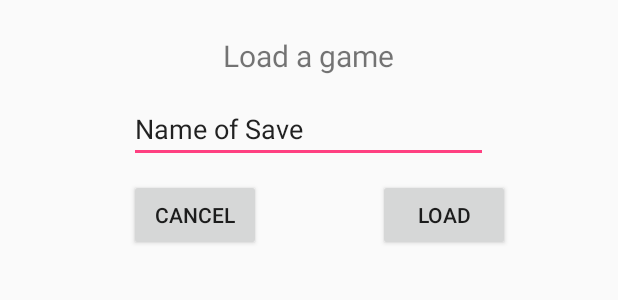
After one commit to Scerelyn/AndroidMinesweeper, an Android app: the layout load_game_layout.xml on its own in the app's theme, with its tools: preview values and no code run, on a phone screen of 412 x 824 dp. The commit adds this screen. Shown: the top 300 px of the screen. Run offline under Robolectric (Android 15) with nearby library versions, the phone set to English and light mode, and no system bars.

Commit message:
Add load game layout

```diff
--- /dev/null
+++ b/app/src/main/res/layout/load_game_layout.xml
@@ -0,0 +1,66 @@
+<?xml version="1.0" encoding="utf-8"?>
+<RelativeLayout xmlns:android="http://schemas.android.com/apk/res/android"
+    xmlns:tools="http://schemas.android.com/tools"
+    android:layout_width="match_parent"
+    android:layout_height="match_parent"
+    >
+
+    <Space
+        android:id="@+id/LoadGameSpacerLeft"
+        android:layout_width="72dp"
+        android:layout_height="match_parent"
+        android:layout_alignParentStart="true"
+        android:layout_alignParentTop="true" />
+
+    <Space
+        android:id="@+id/LoadGameSpacerRight"
+        android:layout_width="72dp"
+        android:layout_height="match_parent"
+        android:layout_alignParentEnd="true"
+        android:layout_alignParentTop="true" />
+
+    <Space
+        android:id="@+id/LoadGameSpacerMiddle"
+        android:layout_width="240dp"
+        android:layout_height="399dp"
+        android:layout_alignParentBottom="true"
+        android:layout_centerHorizontal="true" />
+
+    <EditText
+        android:id="@+id/LoadGameSaveName"
+        android:layout_width="239dp"
+        android:layout_height="wrap_content"
+        android:layout_alignParentTop="true"
+        android:layout_centerHorizontal="true"
+        android:layout_marginTop="63dp"
+        android:ems="10"
+        android:inputType="textPersonName"
+        android:text="Name of Save" />
+
+    <TextView
+        android:id="@+id/textView"
+        android:layout_width="wrap_content"
+        android:layout_height="wrap_content"
+        android:layout_alignParentTop="true"
+        android:layout_centerHorizontal="true"
+        android:layout_marginTop="23dp"
+        android:text="@string/load_game_text_title"
+        android:textSize="20sp" />
+
+    <Button
+        android:id="@+id/LoadGameLoadButton"
+        android:layout_width="wrap_content"
+        android:layout_height="wrap_content"
+        android:layout_alignParentTop="true"
+        android:layout_marginTop="119dp"
+        android:layout_toStartOf="@+id/LoadGameSpacerRight"
+        android:text="@string/load_game_load_text" />
+
+    <Button
+        android:id="@+id/LoadGameCancelButton"
+        android:layout_width="wrap_content"
+        android:layout_height="wrap_content"
+        android:layout_alignStart="@+id/LoadGameSpacerMiddle"
+        android:layout_alignTop="@+id/LoadGameLoadButton"
+        android:text="@string/cancel_button_text" />
+</RelativeLayout>
--- a/app/src/main/res/values/strings.xml
+++ b/app/src/main/res/values/strings.xml
@@ -19,4 +19,6 @@
     <string name="game_over_no_button">No</string>
     <string name="flag_mode_switch_text">Flag Mode</string>
     <string name="load_game_button_text">Load Game</string>
+    <string name="load_game_text_title">Load a game</string>
+    <string name="load_game_load_text">Load</string>
 </resources>
```
